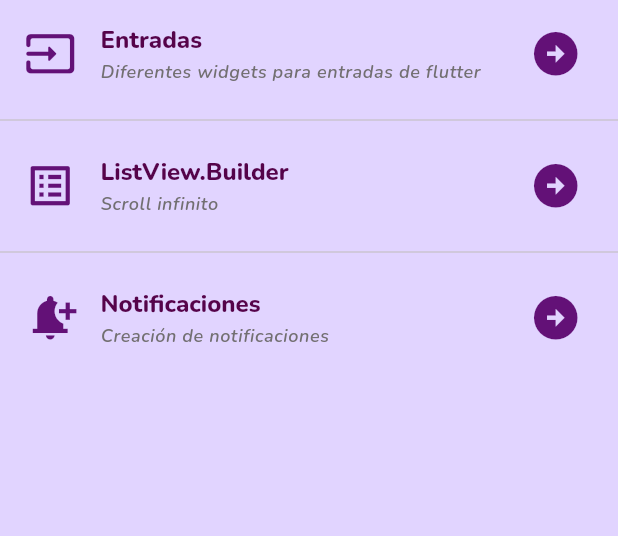
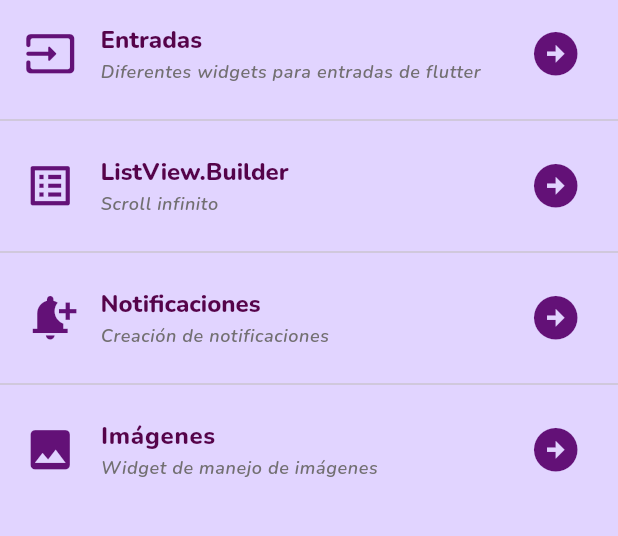
Before and after one commit to ismontana/componentes_flutter, a Flutter app: the screen it shows after launch, on a phone screen of 412 x 824 dp, the part 84-620 px from its top. Run offline on Flutter 3.47's test engine with Material 3 defaults, Android fonts, the phone set to English and light mode, and no system bars; our stand-ins replace google_fonts.

Commit message:
Images 1

```diff
--- a/lib/screens/home_screen.dart
+++ b/lib/screens/home_screen.dart
@@ -1,4 +1,5 @@
 import 'package:flutter/material.dart';
+import 'package:practica3/screens/images_screen.dart';
 import 'package:practica3/screens/infinite_list_screen.dart';
 import 'package:practica3/screens/inputs_screen.dart';
 import 'package:practica3/screens/notifications_screen.dart';
@@ -93,6 +94,29 @@ class HomeScreen extends StatelessWidget {
                           Navigator.push(context, ruta3);
                         },
           ),
+          const Divider(),
+          ListTile(
+            leading: IconTheme(
+              data: AppTheme.lightTheme.iconTheme,
+              child: Icon(Icons.image),),
+            title: Text(
+              'Imágenes',
+              style: AppTheme.lightTheme.textTheme.headlineLarge,
+            ),
+            subtitle: Text(
+              'Widget de manejo de imágenes',
+              style: Theme.of(context).textTheme.bodySmall,
+            ),
+            trailing: IconTheme(
+            data: AppTheme.lightTheme.iconTheme,
+            child: const Icon(Icons.arrow_circle_right),),
+            onTap: (){
+              final ruta4 = MaterialPageRoute(builder: (context){
+              return const ImagesScreen();
+              });
+              Navigator.push(context, ruta4);
+              },
+          ),
         ],
       ),
     );
--- a/pubspec.yaml
+++ b/pubspec.yaml
@@ -18,3 +18,6 @@ dev_dependencies:
 
 flutter:
   uses-material-design: true
+  assets:
+    - assets/imgs/img1.png
+    - assets/imgs/img2.png
```
Also changed, not shown: lib/screens/images_screen.dart (added, +36 -0 lines), assets/imgs/img1.png (renamed from assets/imgs/asdf.png), assets/imgs/img2.png (renamed from assets/imgs/nose.png).
